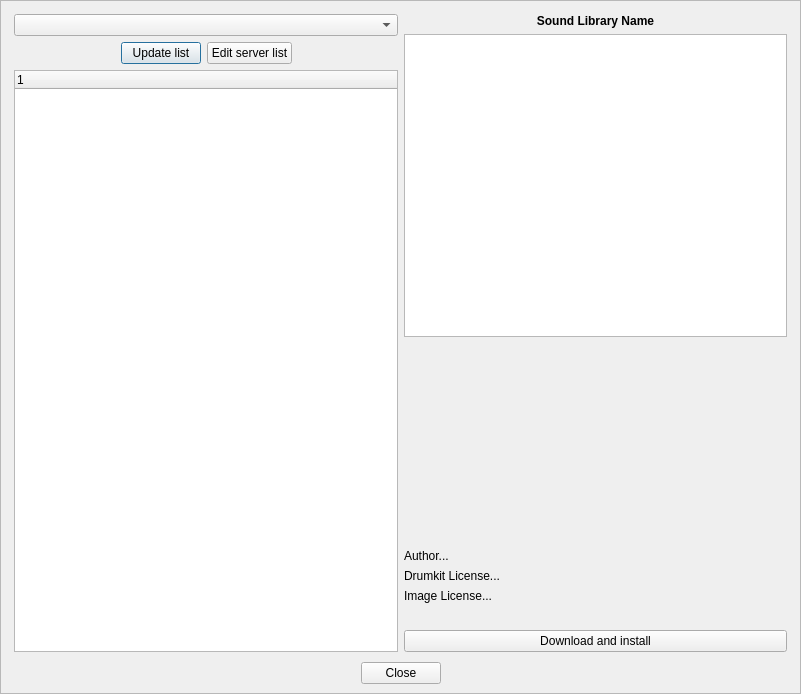
First picture: the form in src/gui/src/SoundLibrary/SoundLibraryOnlineImportDialog_UI.ui, repository hydrogen-music/hydrogen, before the edit.
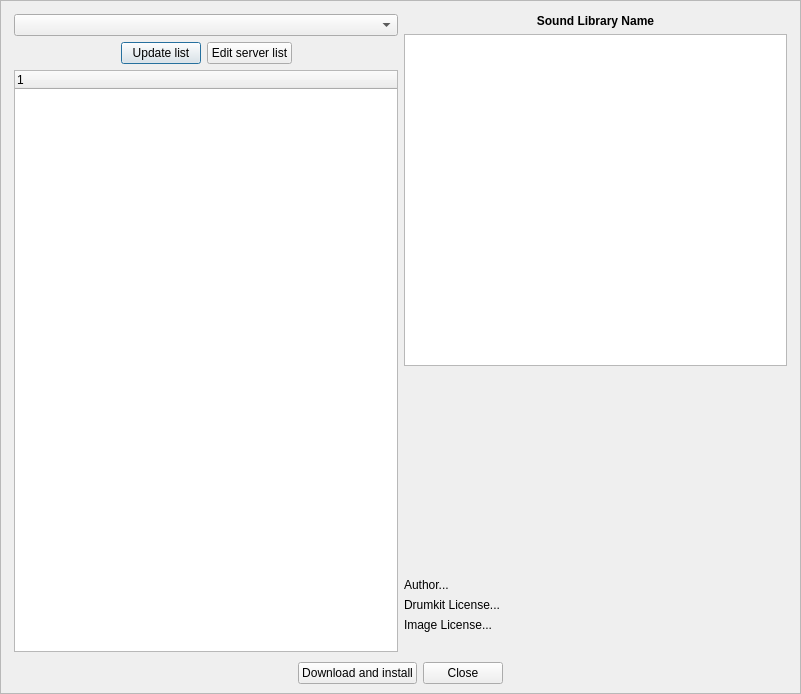
Second picture: the form after the edit. Custom widgets are drawn as their Qt base class.

Commit message:
SLOnlineImportD: move Download button to the bottom
in order to provide a layout similar to all other dialogs

Patch:
```diff
--- a/src/gui/src/SoundLibrary/SoundLibraryOnlineImportDialog_UI.ui
+++ b/src/gui/src/SoundLibrary/SoundLibraryOnlineImportDialog_UI.ui
@@ -289,19 +289,12 @@
                </property>
                <property name="sizeHint" stdset="0">
                 <size>
-                 <width>372</width>
-                 <height>21</height>
+                 <width>40</width>
+                 <height>20</height>
                 </size>
                </property>
               </spacer>
              </item>
-             <item>
-              <widget class="Button" name="DownloadBtn">
-               <property name="text">
-                <string>Download and install</string>
-               </property>
-              </widget>
-             </item>
             </layout>
            </item>
           </layout>
@@ -323,6 +316,13 @@
            </property>
           </spacer>
          </item>
+         <item>
+          <widget class="Button" name="DownloadBtn">
+           <property name="text">
+            <string>Download and install</string>
+           </property>
+          </widget>
+         </item>
          <item>
           <widget class="Button" name="close_btn">
            <property name="text">
```
Left out of the diff: 2 changed lines with no effect on the pictures. The commit also changes 1 other file.
